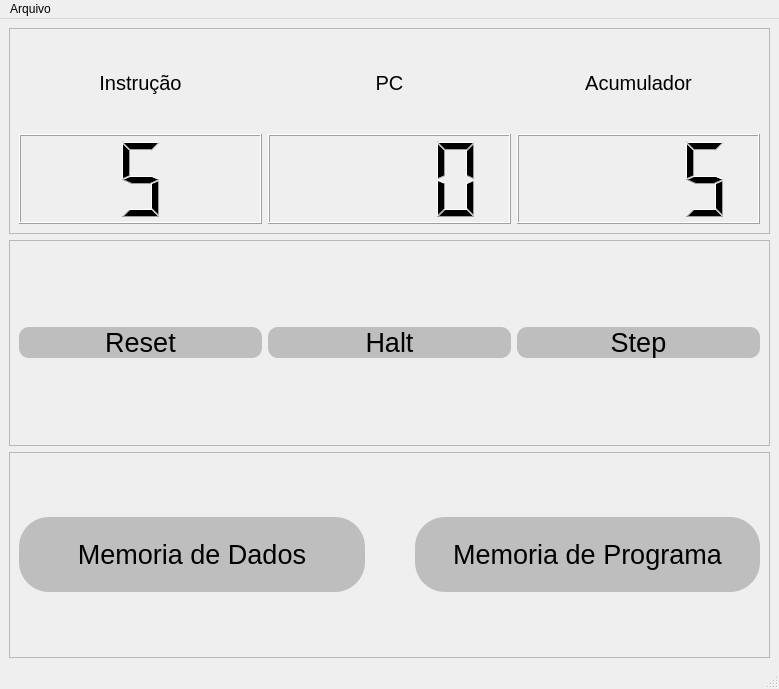
Old version of the form src/GUI/main.ui in the repository JoaoVitorBranco/BIPy.
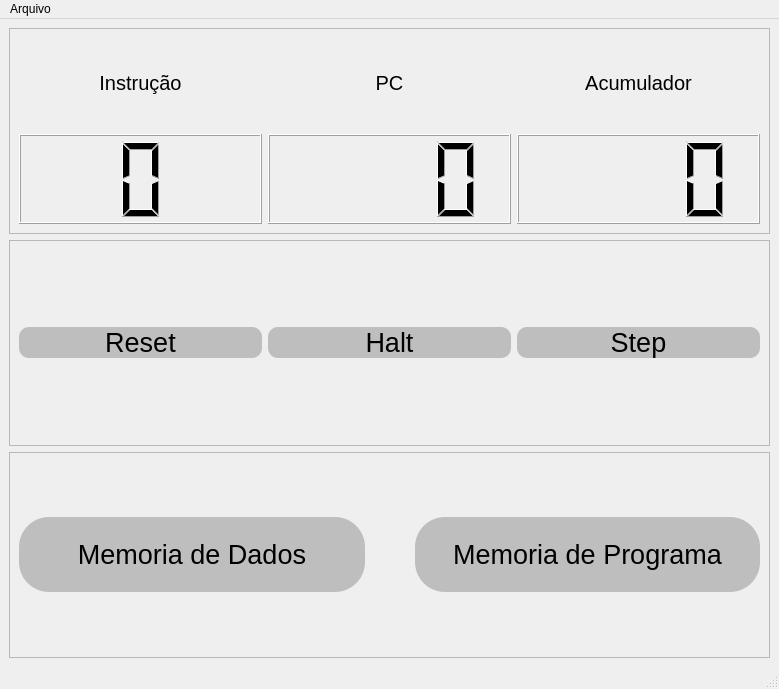
New version of the form.

Patch:
```diff
--- a/src/GUI/main.ui
+++ b/src/GUI/main.ui
@@ -48,7 +48,7 @@
           <number>4</number>
          </property>
          <property name="value" stdset="0">
-          <double>5.000000000000000</double>
+          <double>0</double>
          </property>
         </widget>
        </item>
@@ -91,7 +91,7 @@
           <number>1</number>
          </property>
          <property name="value" stdset="0">
-          <double>5.000000000000000</double>
+          <double>0</double>
          </property>
         </widget>
        </item>
```
